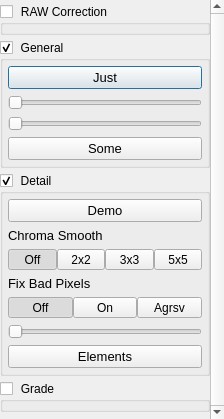
Before: the Qt Designer form platform/qt/TestDialog.ui in ilia3101/MLV-App, drawn with Qt 5.
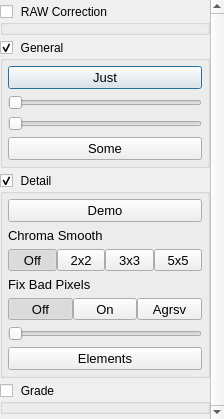
After: the same form once the commit is applied. Icons and pictures are not drawn. Custom widgets are drawn as their Qt base class.

Commit message: QtApp: Fixed fontsize in TestDialog

Diff of the .ui file:
```diff
--- a/platform/qt/TestDialog.ui
+++ b/platform/qt/TestDialog.ui
@@ -277,6 +277,11 @@
                     <verstretch>0</verstretch>
                    </sizepolicy>
                   </property>
+                  <property name="font">
+                   <font>
+                    <pointsize>10</pointsize>
+                   </font>
+                  </property>
                   <property name="text">
                    <string>Off</string>
                   </property>
@@ -299,6 +304,11 @@
                     <verstretch>0</verstretch>
                    </sizepolicy>
                   </property>
+                  <property name="font">
+                   <font>
+                    <pointsize>10</pointsize>
+                   </font>
+                  </property>
                   <property name="text">
                    <string>2x2</string>
                   </property>
@@ -321,6 +331,11 @@
                     <verstretch>0</verstretch>
                    </sizepolicy>
                   </property>
+                  <property name="font">
+                   <font>
+                    <pointsize>10</pointsize>
+                   </font>
+                  </property>
                   <property name="text">
                    <string>3x3</string>
                   </property>
@@ -340,6 +355,11 @@
                     <verstretch>0</verstretch>
                    </sizepolicy>
                   </property>
+                  <property name="font">
+                   <font>
+                    <pointsize>10</pointsize>
+                   </font>
+                  </property>
                   <property name="text">
                    <string>5x5</string>
                   </property>
@@ -392,6 +412,11 @@
                     <verstretch>0</verstretch>
                    </sizepolicy>
                   </property>
+                  <property name="font">
+                   <font>
+                    <pointsize>10</pointsize>
+                   </font>
+                  </property>
                   <property name="text">
                    <string>Off</string>
                   </property>
@@ -414,6 +439,11 @@
                     <verstretch>0</verstretch>
                    </sizepolicy>
                   </property>
+                  <property name="font">
+                   <font>
+                    <pointsize>10</pointsize>
+                   </font>
+                  </property>
                   <property name="text">
                    <string>On</string>
                   </property>
@@ -436,6 +466,11 @@
                     <verstretch>0</verstretch>
                    </sizepolicy>
                   </property>
+                  <property name="font">
+                   <font>
+                    <pointsize>10</pointsize>
+                   </font>
+                  </property>
                   <property name="text">
                    <string>Agrsv</string>
                   </property>
```
